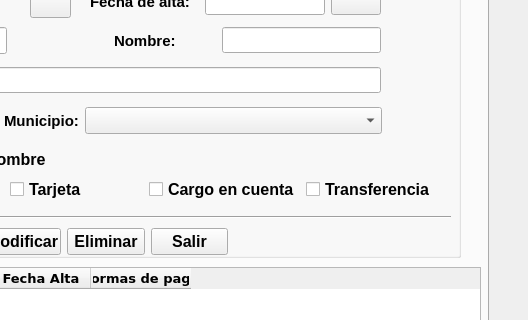
This is window.ui in Yagoo23/caballerogonzalez as Qt 5 draws it before an edit; both pictures show x 372 to 900 and y 180 to 500 of the 900 by 734 pixel window. The edited form follows.
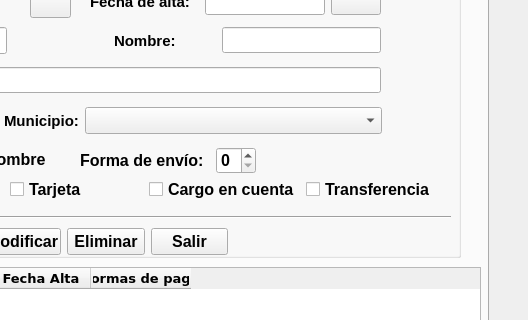
This is the edited form. Icons and pictures are not drawn.

```diff
--- a/window.ui
+++ b/window.ui
@@ -799,6 +799,65 @@
         </item>
        </layout>
       </widget>
+      <widget class="QWidget" name="">
+       <property name="geometry">
+        <rect>
+         <x>410</x>
+         <y>200</y>
+         <width>361</width>
+         <height>27</height>
+        </rect>
+       </property>
+       <layout class="QHBoxLayout" name="horizontalLayout_8">
+        <item>
+         <widget class="QLabel" name="lbl">
+          <property name="maximumSize">
+           <size>
+            <width>130</width>
+            <height>130</height>
+           </size>
+          </property>
+          <property name="text">
+           <string>Forma de envío:</string>
+          </property>
+         </widget>
+        </item>
+        <item>
+         <widget class="QSpinBox" name="spinEnvio">
+          <property name="sizePolicy">
+           <sizepolicy hsizetype="Minimum" vsizetype="Minimum">
+            <horstretch>0</horstretch>
+            <verstretch>0</verstretch>
+           </sizepolicy>
+          </property>
+          <property name="maximumSize">
+           <size>
+            <width>40</width>
+            <height>40</height>
+           </size>
+          </property>
+          <property name="maximum">
+           <number>3</number>
+          </property>
+         </widget>
+        </item>
+        <item>
+         <widget class="QLabel" name="lblEnvio">
+          <property name="font">
+           <font>
+            <family>Verdana</family>
+           </font>
+          </property>
+          <property name="styleSheet">
+           <string notr="true">color:rgb(255, 0, 0)</string>
+          </property>
+          <property name="text">
+           <string/>
+          </property>
+         </widget>
+        </item>
+       </layout>
+      </widget>
      </widget>
      <widget class="QTableWidget" name="tabClientes">
       <property name="geometry">
```
